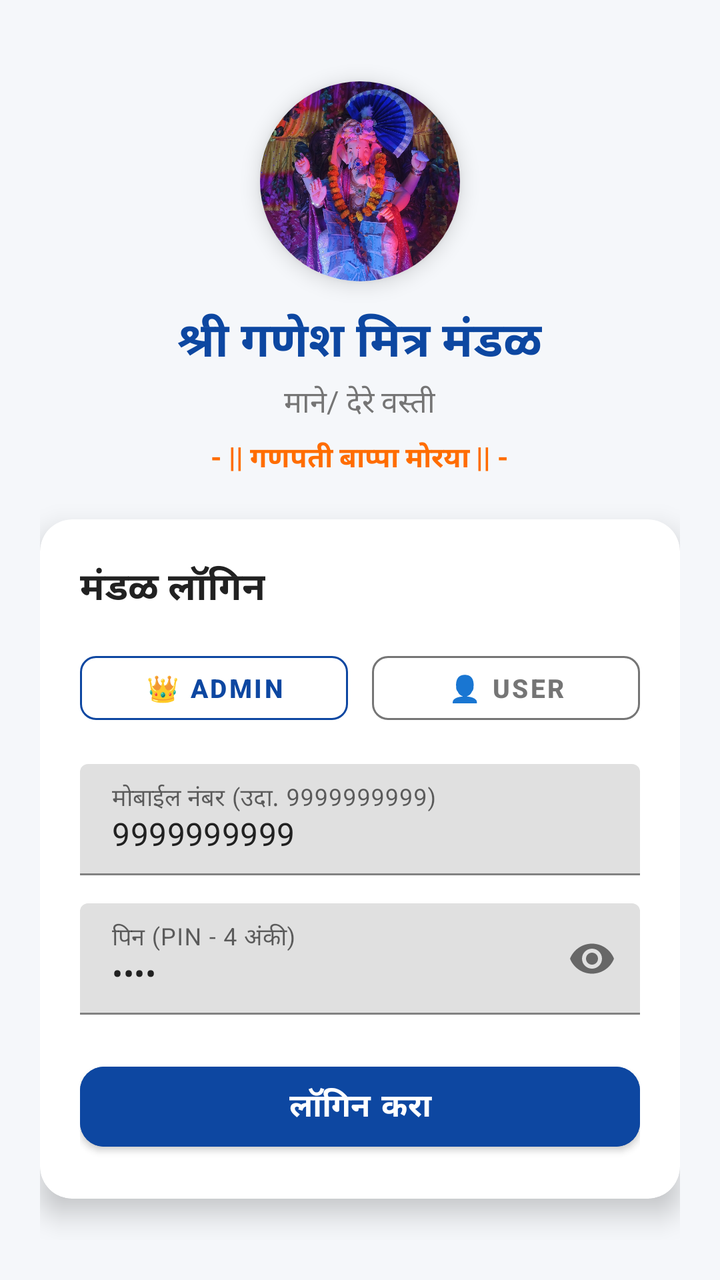
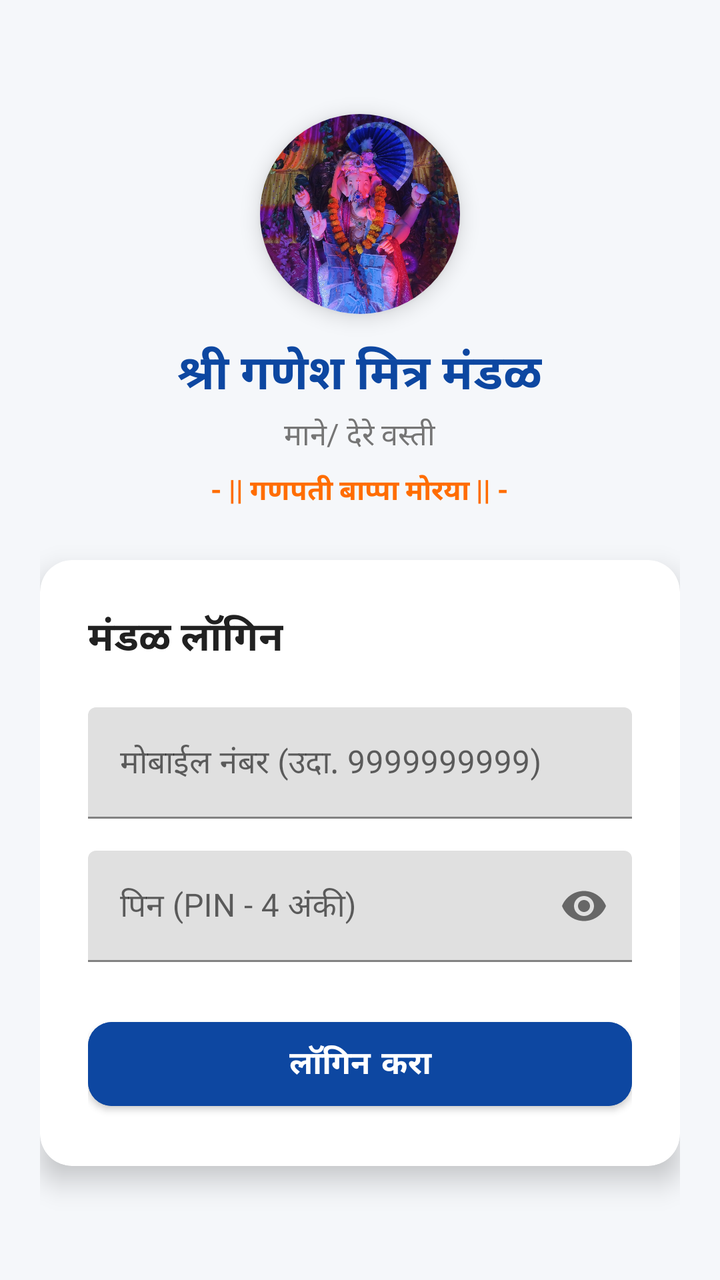

The first picture is an Android layout as it rendered before a commit; the second is the same layout after the commit. The layout source and the unified diff follow.
<!-- AndroidManifest.xml: application theme Theme.GaneshMitraMandal -->
<!-- res/layout/activity_login.xml -->
<?xml version="1.0" encoding="utf-8"?>
<LinearLayout xmlns:android="http://schemas.android.com/apk/res/android"
    xmlns:app="http://schemas.android.com/apk/res-auto"
    android:layout_width="match_parent"
    android:layout_height="match_parent"
    android:background="@color/bg_light"
    android:gravity="center"
    android:orientation="vertical"
    android:padding="20dp">

    
    <androidx.cardview.widget.CardView
        android:layout_width="100dp"
        android:layout_height="100dp"
        android:layout_marginBottom="12dp"
        app:cardBackgroundColor="@color/white"
        app:cardCornerRadius="50dp"
        app:cardElevation="6dp">

        <ImageView
            android:layout_width="match_parent"
            android:layout_height="match_parent"
            android:scaleType="centerCrop"
            android:src="@drawable/app_logo" />
    </androidx.cardview.widget.CardView>

    <TextView
        android:layout_width="wrap_content"
        android:layout_height="wrap_content"
        android:text="@string/app_name"
        android:textColor="@color/primary_blue"
        android:textSize="24sp"
        android:textStyle="bold" />

    <TextView
        android:layout_width="wrap_content"
        android:layout_height="wrap_content"
        android:layout_marginTop="2dp"
        android:text="@string/mandal_subtitle"
        android:textColor="@color/text_secondary"
        android:textSize="15sp" />

    <TextView
        android:layout_width="wrap_content"
        android:layout_height="wrap_content"
        android:layout_marginTop="6dp"
        android:layout_marginBottom="20dp"
        android:text="@string/ganapati_slogan"
        android:textColor="@color/accent_orange"
        android:textSize="14sp"
        android:textStyle="bold" />

    
    <androidx.cardview.widget.CardView
        android:layout_width="match_parent"
        android:layout_height="wrap_content"
        app:cardBackgroundColor="@color/card_bg"
        app:cardCornerRadius="16dp"
        app:cardElevation="8dp">

        <LinearLayout
            android:layout_width="match_parent"
            android:layout_height="wrap_content"
            android:orientation="vertical"
            android:padding="20dp">

            <TextView
                android:layout_width="wrap_content"
                android:layout_height="wrap_content"
                android:layout_marginBottom="14dp"
                android:text="@string/login_title"
                android:textColor="@color/text_primary"
                android:textSize="19sp"
                android:textStyle="bold" />

            
            <LinearLayout
                android:layout_width="match_parent"
                android:layout_height="wrap_content"
                android:layout_marginBottom="16dp"
                android:orientation="horizontal">

                <com.google.android.material.button.MaterialButton
                    android:id="@+id/btnQuickAdmin"
                    style="@style/Widget.MaterialComponents.Button.OutlinedButton"
                    android:layout_width="0dp"
                    android:layout_height="44dp"
                    android:layout_marginEnd="6dp"
                    android:layout_weight="1"
                    android:text="👑 Admin"
                    android:textColor="@color/primary_blue"
                    android:textSize="13sp"
                    android:textStyle="bold"
                    app:cornerRadius="8dp"
                    app:strokeColor="@color/primary_blue" />

                <com.google.android.material.button.MaterialButton
                    android:id="@+id/btnQuickUser"
                    style="@style/Widget.MaterialComponents.Button.OutlinedButton"
                    android:layout_width="0dp"
                    android:layout_height="44dp"
                    android:layout_marginStart="6dp"
                    android:layout_weight="1"
                    android:text="👤 User"
                    android:textColor="@color/text_secondary"
                    android:textSize="13sp"
                    android:textStyle="bold"
                    app:cornerRadius="8dp"
                    app:strokeColor="@color/text_secondary" />
            </LinearLayout>

            
            <com.google.android.material.textfield.TextInputLayout
                android:layout_width="match_parent"
                android:layout_height="wrap_content"
                android:layout_marginBottom="14dp"
                app:boxStrokeColor="@color/primary_blue">

                <com.google.android.material.textfield.TextInputEditText
                    android:id="@+id/etPhone"
                    android:layout_width="match_parent"
                    android:layout_height="wrap_content"
                    android:hint="@string/phone_hint"
                    android:inputType="phone"
                    android:maxLength="10"
                    android:text="9999999999"
                    android:textColor="@color/text_primary" />
            </com.google.android.material.textfield.TextInputLayout>

            
            <com.google.android.material.textfield.TextInputLayout
                android:layout_width="match_parent"
                android:layout_height="wrap_content"
                android:layout_marginBottom="20dp"
                app:boxStrokeColor="@color/primary_blue"
                app:passwordToggleEnabled="true">

                <com.google.android.material.textfield.TextInputEditText
                    android:id="@+id/etPin"
                    android:layout_width="match_parent"
                    android:layout_height="wrap_content"
                    android:hint="@string/pin_hint"
                    android:inputType="numberPassword"
                    android:maxLength="6"
                    android:text="1234"
                    android:textColor="@color/text_primary" />
            </com.google.android.material.textfield.TextInputLayout>

            
            <com.google.android.material.button.MaterialButton
                android:id="@+id/btnLogin"
                android:layout_width="match_parent"
                android:layout_height="52dp"
                android:backgroundTint="@color/primary_blue"
                android:text="@string/btn_login"
                android:textColor="@color/white"
                android:textSize="16sp"
                android:textStyle="bold"
                app:cornerRadius="12dp" />

        </LinearLayout>
    </androidx.cardview.widget.CardView>

</LinearLayout>
<!-- resources referenced by this layout -->
<resources>
  <color name="accent_orange">#FF6D00</color>
  <color name="bg_light">#F5F7FA</color>
  <color name="card_bg">#FFFFFF</color>
  <color name="primary_blue">#0D47A1</color>
  <color name="text_primary">#212121</color>
  <color name="text_secondary">#757575</color>
  <color name="white">#FFFFFF</color>
  <!-- drawable app_logo: jpg bitmap (drawable, 542989 bytes) -->
  <string name="app_name">श्री गणेश मित्र मंडळ</string>
  <string name="btn_login">लॉगिन करा</string>
  <string name="ganapati_slogan">- || गणपती बाप्पा मोरया || -</string>
  <string name="login_title">मंडळ लॉगिन</string>
  <string name="mandal_subtitle">माने/ देरे वस्ती</string>
  <string name="phone_hint">मोबाईल नंबर (उदा. 9999999999)</string>
  <string name="pin_hint">पिन (PIN - 4 अंकी)</string>
  <style name="Theme.GaneshMitraMandal" parent="Theme.MaterialComponents.Light.NoActionBar">
          <item name="colorPrimary">@color/primary_blue</item>
          <item name="colorPrimaryDark">@color/primary_blue_dark</item>
          <item name="colorAccent">@color/accent_orange</item>
          <item name="android:windowBackground">@color/bg_light</item>
          <item name="android:statusBarColor">@color/primary_blue_dark</item>
      </style>
  <color name="primary_blue_dark">#082F6B</color>
</resources>

<!-- the commit's change to res/layout/activity_login.xml (unified diff, before → after) -->
@@ -44,7 +44,7 @@
         android:layout_width="wrap_content"
         android:layout_height="wrap_content"
         android:layout_marginTop="6dp"
-        android:layout_marginBottom="20dp"
+        android:layout_marginBottom="24dp"
         android:text="@string/ganapati_slogan"
         android:textColor="@color/accent_orange"
         android:textSize="14sp"
@@ -62,58 +62,22 @@
             android:layout_width="match_parent"
             android:layout_height="wrap_content"
             android:orientation="vertical"
-            android:padding="20dp">
+            android:padding="24dp">
 
             <TextView
                 android:layout_width="wrap_content"
                 android:layout_height="wrap_content"
-                android:layout_marginBottom="14dp"
+                android:layout_marginBottom="20dp"
                 android:text="@string/login_title"
                 android:textColor="@color/text_primary"
-                android:textSize="19sp"
+                android:textSize="20sp"
                 android:textStyle="bold" />
-
-            
-            <LinearLayout
-                android:layout_width="match_parent"
-                android:layout_height="wrap_content"
-                android:layout_marginBottom="16dp"
-                android:orientation="horizontal">
-
-                <com.google.android.material.button.MaterialButton
-                    android:id="@+id/btnQuickAdmin"
-                    style="@style/Widget.MaterialComponents.Button.OutlinedButton"
-                    android:layout_width="0dp"
-                    android:layout_height="44dp"
-                    android:layout_marginEnd="6dp"
-                    android:layout_weight="1"
-                    android:text="👑 Admin"
-                    android:textColor="@color/primary_blue"
-                    android:textSize="13sp"
-                    android:textStyle="bold"
-                    app:cornerRadius="8dp"
-                    app:strokeColor="@color/primary_blue" />
-
-                <com.google.android.material.button.MaterialButton
-                    android:id="@+id/btnQuickUser"
-                    style="@style/Widget.MaterialComponents.Button.OutlinedButton"
-                    android:layout_width="0dp"
-                    android:layout_height="44dp"
-                    android:layout_marginStart="6dp"
-                    android:layout_weight="1"
-                    android:text="👤 User"
-                    android:textColor="@color/text_secondary"
-                    android:textSize="13sp"
-                    android:textStyle="bold"
-                    app:cornerRadius="8dp"
-                    app:strokeColor="@color/text_secondary" />
-            </LinearLayout>
 
             
             <com.google.android.material.textfield.TextInputLayout
                 android:layout_width="match_parent"
                 android:layout_height="wrap_content"
-                android:layout_marginBottom="14dp"
+                android:layout_marginBottom="16dp"
                 app:boxStrokeColor="@color/primary_blue">
 
                 <com.google.android.material.textfield.TextInputEditText
@@ -123,7 +87,6 @@
                     android:hint="@string/phone_hint"
                     android:inputType="phone"
                     android:maxLength="10"
-                    android:text="9999999999"
                     android:textColor="@color/text_primary" />
             </com.google.android.material.textfield.TextInputLayout>
 
@@ -131,7 +94,7 @@
             <com.google.android.material.textfield.TextInputLayout
                 android:layout_width="match_parent"
                 android:layout_height="wrap_content"
-                android:layout_marginBottom="20dp"
+                android:layout_marginBottom="24dp"
                 app:boxStrokeColor="@color/primary_blue"
                 app:passwordToggleEnabled="true">
 
@@ -142,7 +105,6 @@
                     android:hint="@string/pin_hint"
                     android:inputType="numberPassword"
                     android:maxLength="6"
-                    android:text="1234"
                     android:textColor="@color/text_primary" />
             </com.google.android.material.textfield.TextInputLayout>
 
@@ -150,7 +112,7 @@
             <com.google.android.material.button.MaterialButton
                 android:id="@+id/btnLogin"
                 android:layout_width="match_parent"
-                android:layout_height="52dp"
+                android:layout_height="54dp"
                 android:backgroundTint="@color/primary_blue"
                 android:text="@string/btn_login"
                 android:textColor="@color/white"
